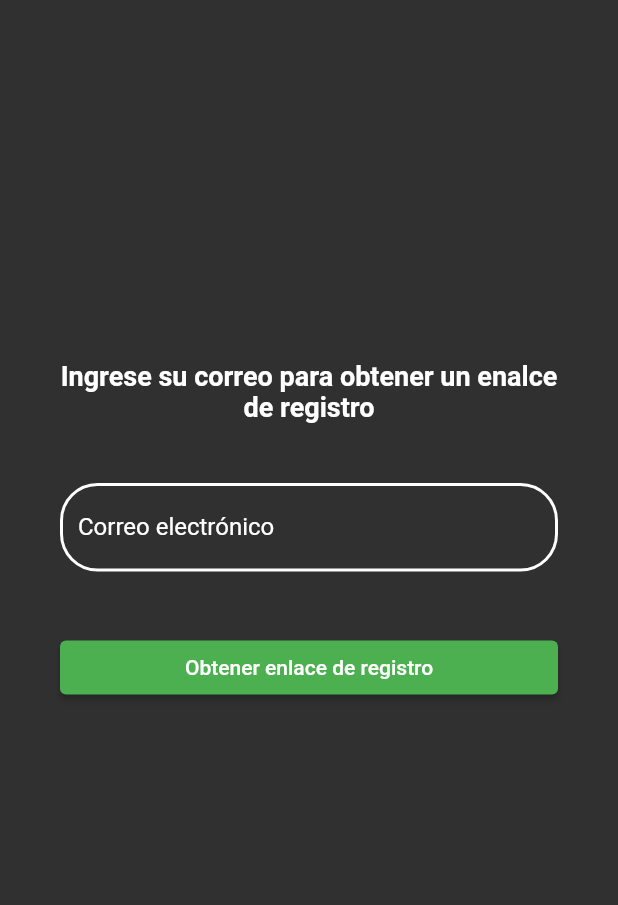
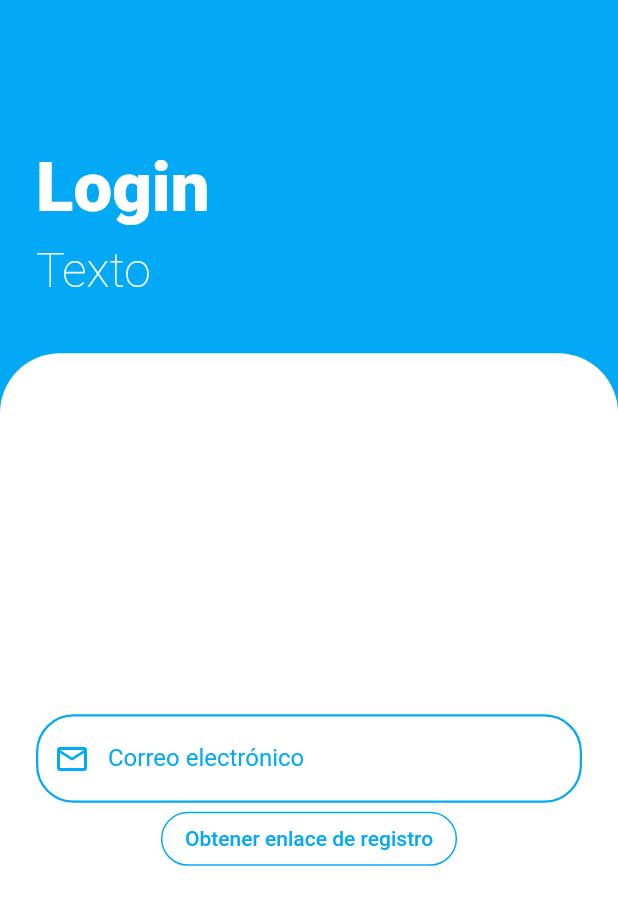
Before and after one commit to Daniel070999/flutter_Supabase, a Flutter app: the screen it shows after launch, on a phone screen of 412 x 824 dp. Shown: the top 905 px of the screen. Run offline on Flutter 3.47's test engine with Material 2 defaults, Android fonts, the phone set to English and light mode, and no system bars; our stand-ins replace supabase_flutter; accounts and stored records are empty.

Commit message:
trabajo en front end de login

```diff
--- a/lib/pages/login_page.dart
+++ b/lib/pages/login_page.dart
@@ -4,6 +4,7 @@ import 'dart:io';
 import 'package:flutter/cupertino.dart';
 import 'package:flutter/foundation.dart';
 import 'package:flutter/material.dart';
+import 'package:flutter/services.dart';
 import 'package:fluttersupabase/constants.dart';
 import 'package:supabase_flutter/supabase_flutter.dart';
 
@@ -73,47 +74,133 @@ class _LoginPageState extends State<LoginPage> {
   @override
   Widget build(BuildContext context) {
     return Scaffold(
-      body: Container(
-        padding: const EdgeInsets.all(40),
-        child: ListView(
+      body: SingleChildScrollView(
+        child: Container(
+          constraints: BoxConstraints(
+            maxHeight: MediaQuery.of(context).size.height,
+            maxWidth: MediaQuery.of(context).size.width,
+          ),
+          decoration: const BoxDecoration(
+            gradient: LinearGradient(
+              colors: [
+                Colors.lightBlue,
+                Colors.lightBlue,
+              ],
+              begin: Alignment.topLeft,
+              end: Alignment.centerRight,
+            ),
+          ),
+          child: Column(
+            mainAxisAlignment: MainAxisAlignment.start,
+            crossAxisAlignment: CrossAxisAlignment.start,
             children: [
-            const Padding(padding: EdgeInsets.symmetric(vertical: 100)),
-            const Center(
-                child: Text(
-                    'Ingrese su correo para obtener un enalce de registro',
-                    style: TextStyle(fontWeight: FontWeight.bold, fontSize: 18),
-                    textAlign: TextAlign.center)),
-            const SizedBox(height: 40),
+              Expanded(
+                flex: 2,
+                child: Padding(
+                  padding: const EdgeInsets.symmetric(
+                      vertical: 36.0, horizontal: 24.0),
+                  child: Column(
+                    mainAxisAlignment: MainAxisAlignment.end,
+                    crossAxisAlignment: CrossAxisAlignment.start,
+                    children: const [
+                      Text(
+                        "Login",
+                        style: TextStyle(
+                          color: Colors.white,
+                          fontSize: 46,
+                          fontWeight: FontWeight.w800,
+                        ),
+                      ),
+                      SizedBox(
+                        height: 10.0,
+                      ),
+                      Text(
+                        "Texto",
+                        style: TextStyle(
+                          color: Colors.white,
+                          fontSize: 32,
+                          fontWeight: FontWeight.w200,
+                        ),
+                      )
+                    ],
+                  ),
+                ),
+              ),
+              Expanded(
+                flex: 5,
+                child: Container(
+                  width: double.infinity,
+                  decoration: const BoxDecoration(
+                    color: Colors.white,
+                    borderRadius: BorderRadius.only(
+                      topLeft: Radius.circular(40),
+                      topRight: Radius.circular(40),
+                    ),
+                  ),
+                  child: Padding(
+                    padding: const EdgeInsets.all(24.0),
+                    child: Column(
+                      mainAxisAlignment: MainAxisAlignment.center,
+                      crossAxisAlignment: CrossAxisAlignment.center,
+                      children: [
                         TextFormField(
-              cursorColor: Colors.white,
+                          style: const TextStyle(color: Colors.lightBlue),
                           controller: _emailController,
                           decoration: InputDecoration(
                             labelText: "Correo electrónico",
-                labelStyle: const TextStyle(color: Colors.white),
-                fillColor: Colors.white,
+                            labelStyle:
+                                const TextStyle(color: Colors.lightBlue),
+                            prefixIcon: const Icon(
+                              Icons.email_outlined,
+                              color: Colors.lightBlue,
+                            ),
                             enabledBorder: OutlineInputBorder(
                               borderRadius: BorderRadius.circular(25.0),
                               borderSide: const BorderSide(
-                    color: Colors.white,
-                    width: 2.0,
+                                color: Colors.lightBlue,
+                                width: 1.5,
                               ),
                             ),
                             focusedBorder: OutlineInputBorder(
-                  borderSide: const BorderSide(color: Colors.white, width: 2.0),
+                              borderSide: const BorderSide(
+                                  color: Colors.lightBlue, width: 2.0),
                               borderRadius: BorderRadius.circular(25.0),
                             ),
                           ),
                         ),
-            const SizedBox(height: 40),
                         (_isLoading == false)
-                ? ElevatedButton(
+                            ? OutlinedButton(
+                                style: ButtonStyle(
+                                  overlayColor: MaterialStateProperty.all(
+                                      Colors.lightBlue),
+                                  foregroundColor: MaterialStateProperty.all(
+                                      Colors.lightBlue),
+                                  backgroundColor:
+                                      MaterialStateProperty.all(Colors.white),
+                                  shape: MaterialStateProperty.all(
+                                    RoundedRectangleBorder(
+                                        borderRadius:
+                                            BorderRadius.circular(25)),
+                                  ),
+                                  side: MaterialStateProperty.all(
+                                      const BorderSide(
+                                          color: Colors.lightBlue)),
+                                ),
                                 onPressed: _isLoading ? null : _signIn,
                                 child: const Text('Obtener enlace de registro'),
                               )
                             : Platform.isAndroid
-                    ? const Center(child: CircularProgressIndicator())
-                    : const Center(child: CupertinoActivityIndicator())
+                                ? const Center(
+                                    child: CircularProgressIndicator())
+                                : const Center(
+                                    child: CupertinoActivityIndicator())
                       ],
+                    ),
+                  ),
+                ),
+              ),
+            ],
+          ),
         ),
       ),
     );
```
Lines whose indentation alone changed are shown as unchanged.
